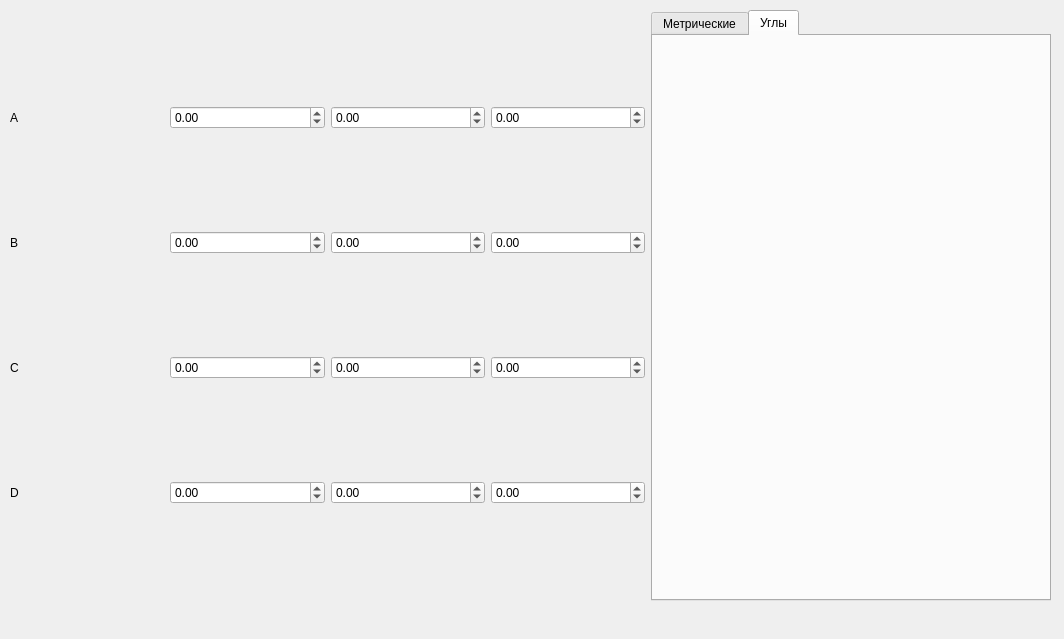
First picture: the form in gui.ui, repository fisunoff/analytical_geometry, before the edit.
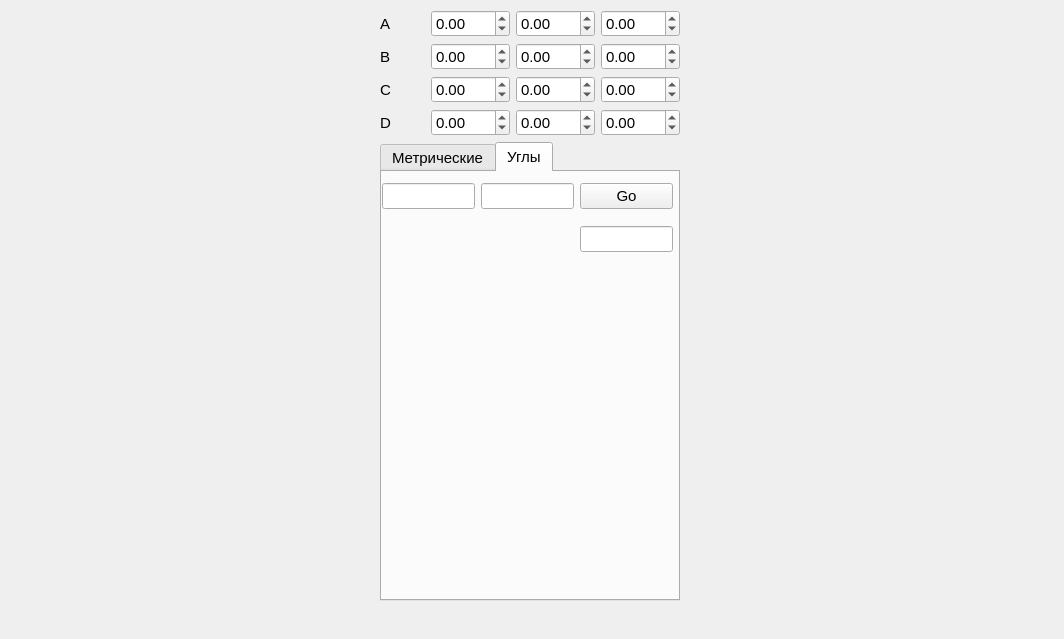
Second picture: the form after the edit. The open tabs and pages were chosen to show the change. Icons and pictures are not drawn.

Commit message: Переделал GUI: изображение стало больше, вкладки переместил, название и иконка окна, крупнее шрифт

Diff of the .ui file:
```diff
--- a/gui.ui
+++ b/gui.ui
@@ -10,6 +10,15 @@
     <height>639</height>
    </rect>
   </property>
+  <property name="font">
+   <font>
+    <pointsize>11</pointsize>
+   </font>
+  </property>
+  <property name="windowIcon">
+   <iconset>
+    <normaloff>icon.png</normaloff>icon.png</iconset>
+  </property>
   <property name="windowTitle">
    <string>DockWidget</string>
   </property>
@@ -25,6 +34,8 @@
     </property>
     <layout class="QHBoxLayout" name="horizontalLayout">
      <item>
+      <layout class="QVBoxLayout" name="verticalLayout_2">
+       <item>
       <layout class="QGridLayout" name="gridLayout_2">
        <item row="3" column="2">
         <widget class="QDoubleSpinBox" name="value_Dy">
@@ -105,6 +116,9 @@
          <property name="minimum">
           <double>-999.000000000000000</double>
          </property>
+           <property name="maximum">
+            <double>999.000000000000000</double>
+           </property>
          <property name="value">
           <double>0.000000000000000</double>
          </property>
@@ -180,7 +194,7 @@
       <widget class="QTabWidget" name="tabWidget">
        <property name="maximumSize">
         <size>
-         <width>400</width>
+           <width>300</width>
          <height>16777215</height>
         </size>
        </property>
@@ -228,13 +242,70 @@
         <attribute name="title">
          <string>Углы</string>
         </attribute>
-       </widget>
-      </widget>
-     </item>
+          <widget class="QWidget" name="gridLayoutWidget_2">
+           <property name="geometry">
+            <rect>
+             <x>0</x>
+             <y>0</y>
+             <width>291</width>
+             <height>91</height>
+            </rect>
+           </property>
+           <layout class="QGridLayout" name="gridLayout_3">
+            <item row="1" column="0">
+             <widget class="QLabel" name="result_name_angle">
+              <property name="text">
+               <string/>
+              </property>
+             </widget>
+            </item>
+            <item row="0" column="2">
+             <widget class="QPushButton" name="pushButton_angle">
+              <property name="text">
+               <string>Go</string>
+              </property>
+             </widget>
+            </item>
+            <item row="1" column="2">
+             <widget class="QLineEdit" name="result_line_angle"/>
+            </item>
+            <item row="0" column="0">
+             <widget class="QLineEdit" name="angle_line_1"/>
+            </item>
+            <item row="0" column="1">
+             <widget class="QLineEdit" name="angle_line_2"/>
+            </item>
     </layout>
    </widget>
   </widget>
  </widget>
+       </item>
+      </layout>
+     </item>
+    </layout>
+   </widget>
+  </widget>
+ </widget>
+ <tabstops>
+  <tabstop>value_Ax</tabstop>
+  <tabstop>value_Ay</tabstop>
+  <tabstop>value_Az</tabstop>
+  <tabstop>value_Bx</tabstop>
+  <tabstop>value_By</tabstop>
+  <tabstop>value_Bz</tabstop>
+  <tabstop>value_Cx</tabstop>
+  <tabstop>value_Cy</tabstop>
+  <tabstop>value_Cz</tabstop>
+  <tabstop>value_Dx</tabstop>
+  <tabstop>value_Dy</tabstop>
+  <tabstop>value_Dz</tabstop>
+  <tabstop>metrics_line</tabstop>
+  <tabstop>result_line</tabstop>
+  <tabstop>angle_line_1</tabstop>
+  <tabstop>pushButton_angle</tabstop>
+  <tabstop>result_line_angle</tabstop>
+  <tabstop>pushButton</tabstop>
+ </tabstops>
  <resources/>
  <connections/>
 </ui>
```
Left out of the diff: 178 changed lines with no effect on the pictures. Lines whose indentation alone changed are shown as unchanged. The commit also changes 3 other files.
